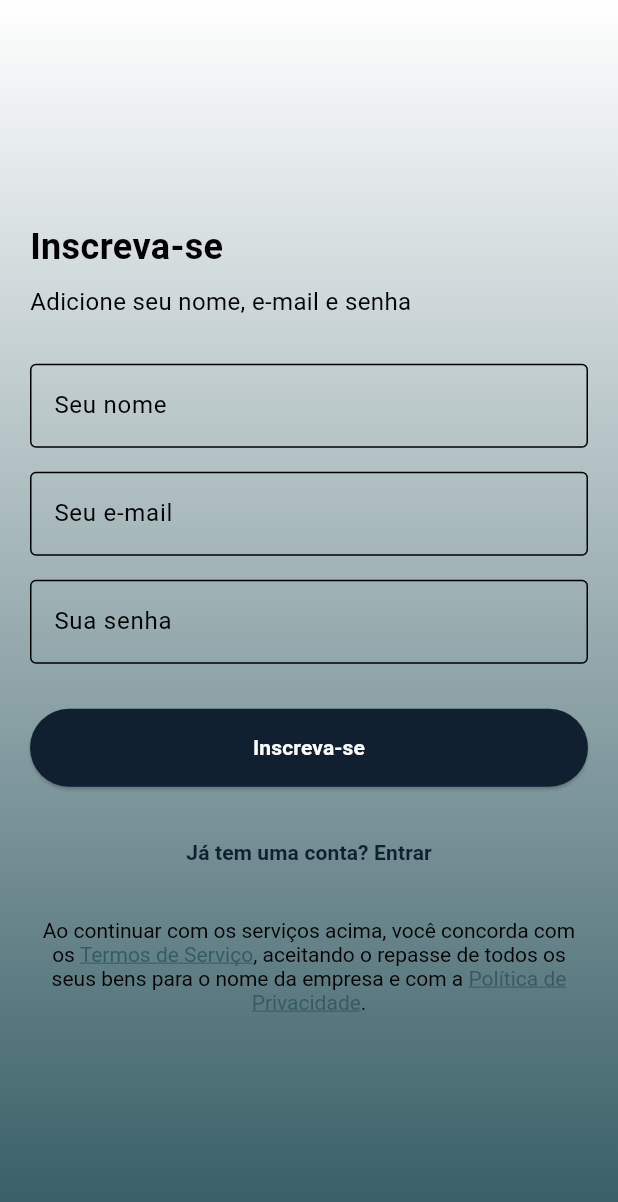
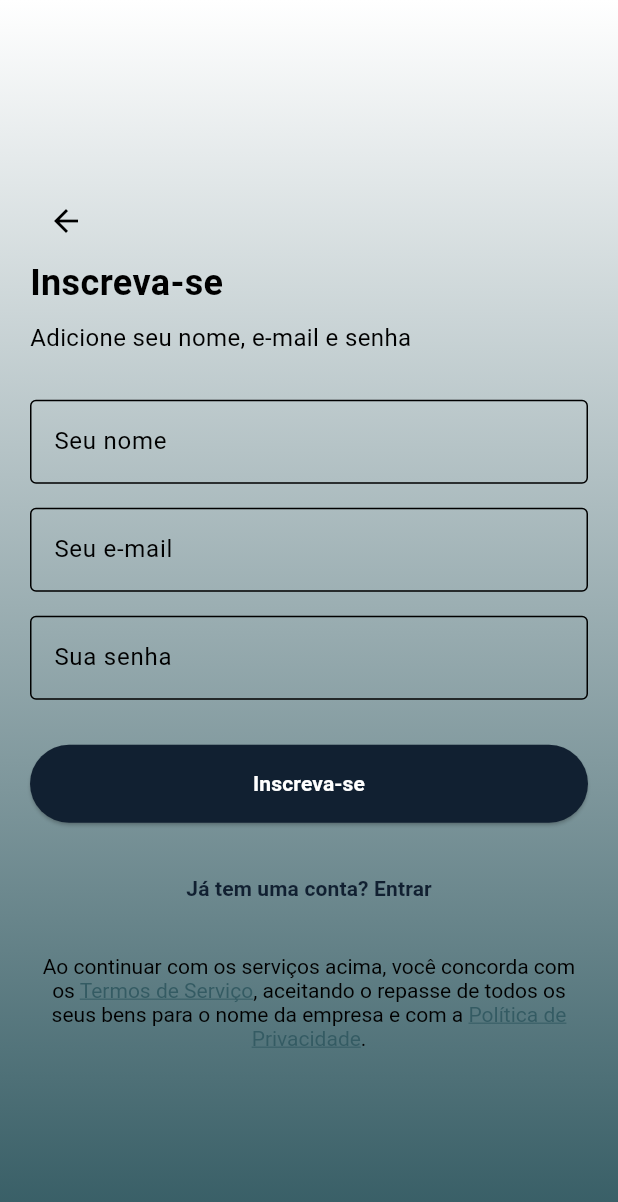
Before and after one commit to MarcelyMelo/DSI_grupo05_2025.1, a Flutter app: the RegisterScreen screen opened by its route, on a phone screen of 412 x 824 dp. Shown: the top 1202 px of the screen. Run offline on Flutter 3.47's test engine with Material 3 defaults, Android fonts, the light colour scheme and no system bars.

Commit message:
Pequenas melhorias no design

```diff
--- a/lib/screens/login_screen.dart
+++ b/lib/screens/login_screen.dart
@@ -61,7 +61,7 @@ class _LoginScreenState extends State<LoginScreen> {
                     icon: Icon(Icons.arrow_back),
                     color: Colors.black,
                     onPressed: () {
-                      Navigator.pop(context);
+                      Navigator.popAndPushNamed(context, "/login");
                     },
                   ),
                 ),
--- a/lib/screens/register_screen.dart
+++ b/lib/screens/register_screen.dart
@@ -87,9 +87,20 @@ class _RegisterScreenState extends State<RegisterScreen> {
               padding: const EdgeInsets.symmetric(horizontal: 20),
               child: Column(
                 mainAxisAlignment: MainAxisAlignment.center,
-                crossAxisAlignment: CrossAxisAlignment.center,
                 children: [
-                  // Título e subtítulo - AGORA ALINHADOS À ESQUERDA
+                  // Botão de voltar alinhado à esquerda
+                  Align(
+                    alignment: Alignment.centerLeft,
+                    child: IconButton(
+                      icon: Icon(Icons.arrow_back),
+                      color: Colors.black,
+                      onPressed: () {
+                        Navigator.popAndPushNamed(context, "/login");
+                      },
+                    ),
+                  ),
+
+                  // Título e subtítulo alinhados à esquerda
                   Align(
                     alignment: Alignment.centerLeft,
                     child: Column(
```
